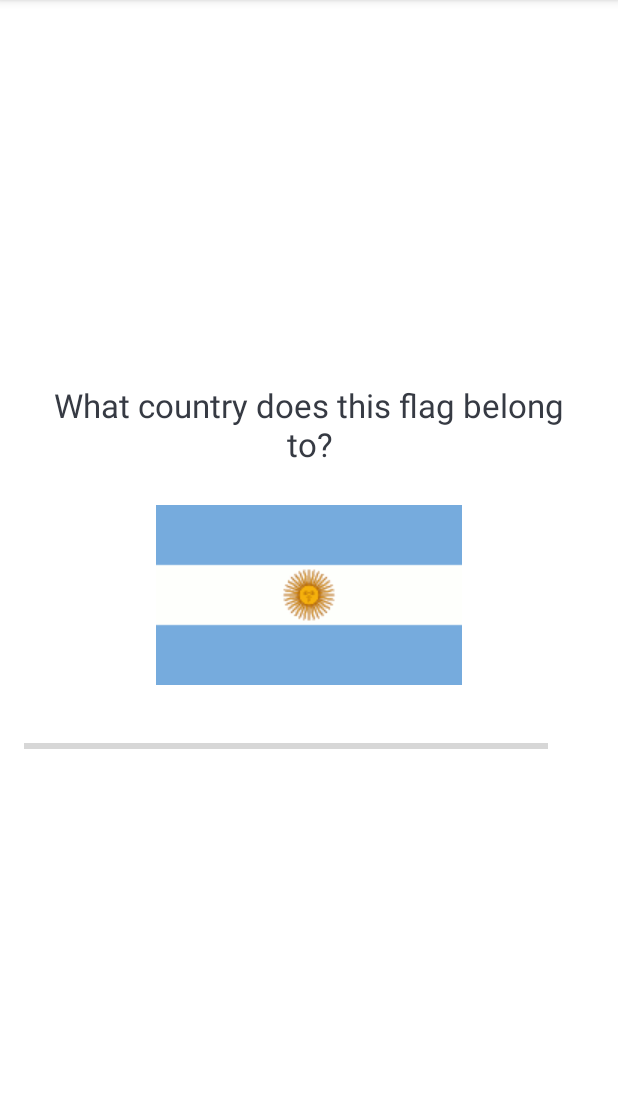
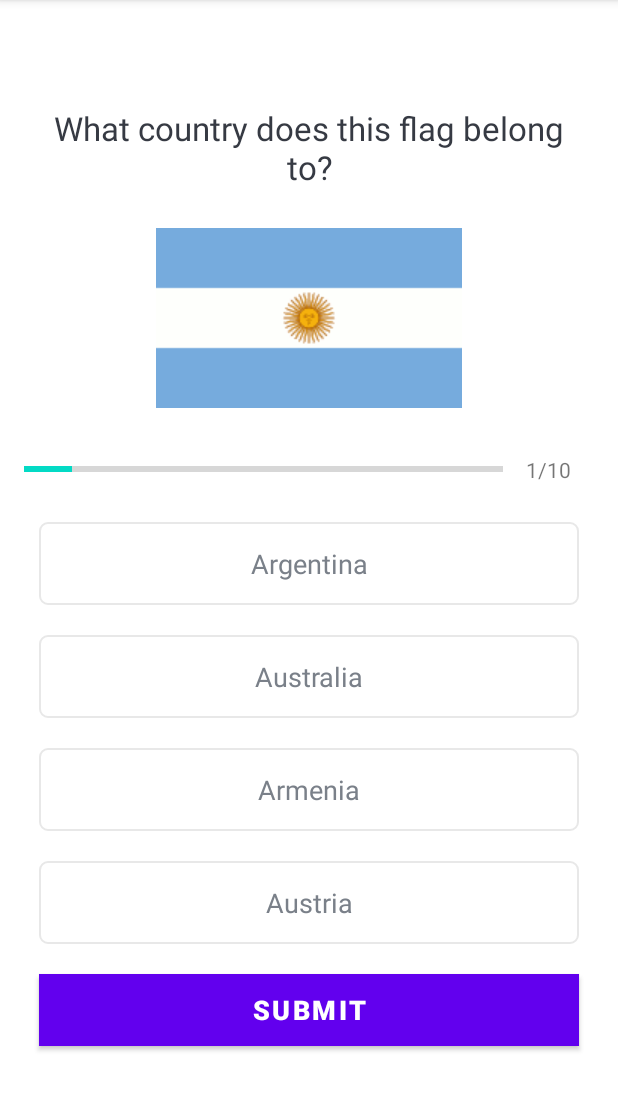
Before and after one commit to rodionovmax/quizApp, an Android app: the QuizQuestionsActivity screen opened directly, with no data from a screen before it, on a phone screen of 412 x 824 dp, the part 84-1195 px from its top. Run offline under Robolectric (Android 15) with nearby library versions, the phone set to English and light mode, and no system bars.

Commit message:
lesson 101. Set up question UI and connected the UI to the model

```diff
--- a/app/src/main/java/com/example/quizapp/QuizQuestionsActivity.kt
+++ b/app/src/main/java/com/example/quizapp/QuizQuestionsActivity.kt
@@ -3,6 +3,7 @@ package com.example.quizapp
 import androidx.appcompat.app.AppCompatActivity
 import android.os.Bundle
 import android.util.Log
+import kotlinx.android.synthetic.main.activity_quiz_questions.*
 
 class QuizQuestionsActivity : AppCompatActivity() {
     override fun onCreate(savedInstanceState: Bundle?) {
@@ -11,5 +12,18 @@ class QuizQuestionsActivity : AppCompatActivity() {
 
         val questionsList = Constants.getQuestions()
         Log.i("Questions Size", "${questionsList.size}")
+
+        val currentPosition = 1
+        val question: Question? = questionsList[currentPosition - 1]
+
+        progressBar.progress = currentPosition
+        tv_progress.text = "$currentPosition" + "/" + progressBar.max
+
+        tv_question.text = question!!.question
+        iv_image.setImageResource(question.image)
+        tv_option_one.text = question.optionOne
+        tv_option_two.text = question.optionTwo
+        tv_option_three.text = question.optionThree
+        tv_option_four.text = question.optionFour
     }
 }
--- /dev/null
+++ b/app/src/main/res/drawable/default_border_option_bg.xml
@@ -0,0 +1,12 @@
+<?xml version="1.0" encoding="utf-8"?>
+<shape xmlns:android="http://schemas.android.com/apk/res/android"
+    android:shape="rectangle">
+
+    <stroke
+        android:width="1dp"
+        android:color="#E8E8E8"/>
+    <solid android:color="@android:color/white"/>
+
+    <corners android:radius="5dp" />
+
+</shape>
--- a/app/src/main/res/layout/activity_quiz_questions.xml
+++ b/app/src/main/res/layout/activity_quiz_questions.xml
@@ -62,8 +62,69 @@
                 />
         </LinearLayout>
 
+        <TextView
+            android:id="@+id/tv_option_one"
+            android:layout_width="match_parent"
+            android:layout_height="wrap_content"
+            android:layout_margin="10dp"
+            android:background="@drawable/default_border_option_bg"
+            android:gravity="center"
+            android:padding="15dp"
+            android:textColor="#7A8089"
+            android:textSize="18sp"
+            tools:text="Apple"
+            />
 
+        <TextView
+            android:id="@+id/tv_option_two"
+            android:layout_width="match_parent"
+            android:layout_height="wrap_content"
+            android:layout_margin="10dp"
+            android:background="@drawable/default_border_option_bg"
+            android:gravity="center"
+            android:padding="15dp"
+            android:textColor="#7A8089"
+            android:textSize="18sp"
+            tools:text="Google"
+            />
 
+        <TextView
+            android:id="@+id/tv_option_three"
+            android:layout_width="match_parent"
+            android:layout_height="wrap_content"
+            android:layout_margin="10dp"
+            android:background="@drawable/default_border_option_bg"
+            android:gravity="center"
+            android:padding="15dp"
+            android:textColor="#7A8089"
+            android:textSize="18sp"
+            tools:text="Android Inc."
+            />
+
+        <TextView
+            android:id="@+id/tv_option_four"
+            android:layout_width="match_parent"
+            android:layout_height="wrap_content"
+            android:layout_margin="10dp"
+            android:background="@drawable/default_border_option_bg"
+            android:gravity="center"
+            android:padding="15dp"
+            android:textColor="#7A8089"
+            android:textSize="18sp"
+            tools:text="Nokia"
+            />
+
+        <Button
+            android:id="@+id/btn_submit"
+            android:layout_width="match_parent"
+            android:layout_height="wrap_content"
+            android:layout_margin="10dp"
+            android:background="@color/colorPrimary"
+            android:text="SUBMIT"
+            android:textColor="@color/white"
+            android:textSize="18sp"
+            android:textStyle="bold"
+            />
 
 
     </LinearLayout>
--- a/app/src/main/res/values/colors.xml
+++ b/app/src/main/res/values/colors.xml
@@ -1,5 +1,8 @@
 <?xml version="1.0" encoding="utf-8"?>
 <resources>
+    <color name="colorPrimary">#9013FE</color>
+    <color name="colorPrimaryDark">#6A1B9A</color>
+    <color name="colorAccent">#9013FE</color>
     <color name="purple_200">#FFBB86FC</color>
     <color name="purple_500">#FF6200EE</color>
     <color name="purple_700">#FF3700B3</color>
```
